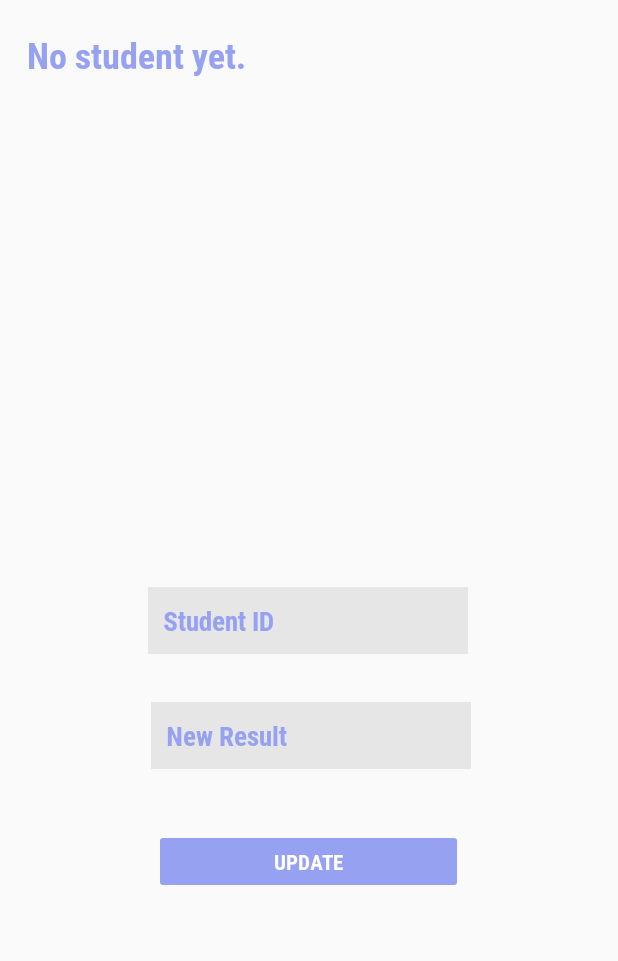
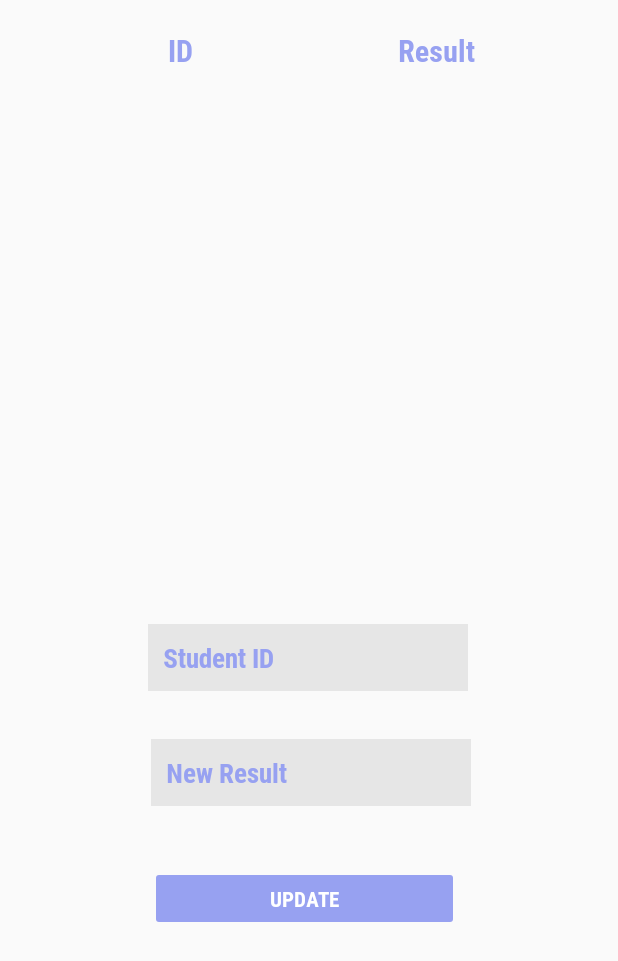
Before and after one commit to Sadikur240/Student_and_Teacher_Panel, an Android app: the TeacherUpdatingResult screen opened directly, with no data from a screen before it, on a phone screen of 412 x 824 dp. Shown: the top 961 px of the screen. Run offline under Robolectric (Android 15) with nearby library versions, the light colour scheme and no system bars; 1 statement that could not run was skipped.

Commit message:
First Commit

```diff
--- a/app/src/main/res/layout/activity_teacher_updating_result.xml
+++ b/app/src/main/res/layout/activity_teacher_updating_result.xml
@@ -5,37 +5,6 @@
     android:layout_width="match_parent"
     android:layout_height="match_parent"
     tools:context=".TeacherUpdatingResult">
-
-    <ScrollView
-        android:id="@+id/scrollView2"
-        android:layout_width="396dp"
-        android:layout_height="339dp"
-        android:layout_marginStart="20dp"
-        android:layout_marginTop="20dp"
-        android:layout_marginEnd="20dp"
-        app:layout_constraintEnd_toEndOf="parent"
-        app:layout_constraintStart_toStartOf="parent"
-        app:layout_constraintTop_toTopOf="parent">
-
-        <LinearLayout
-            android:layout_width="match_parent"
-            android:layout_height="wrap_content"
-            android:orientation="vertical">
-
-            <TextView
-                android:id="@+id/tUpdatingResultText"
-                android:layout_width="match_parent"
-                android:layout_height="wrap_content"
-                android:layout_marginStart="10dp"
-                android:layout_marginEnd="10dp"
-                android:fontFamily="@font/robotocondensedbold"
-                android:text=""
-                android:textColor="#97a1f1"
-                android:textSize="24sp"
-
-                />
-        </LinearLayout>
-    </ScrollView>
 
     <Button
         android:id="@+id/tUpdatingResultButton"
@@ -47,10 +16,12 @@
         android:text="update"
         android:textColor="@color/white"
         android:textStyle="bold"
+        app:layout_constraintBottom_toBottomOf="parent"
         app:layout_constraintEnd_toEndOf="parent"
-        app:layout_constraintHorizontal_bias="0.497"
+        app:layout_constraintHorizontal_bias="0.487"
         app:layout_constraintStart_toStartOf="parent"
-        app:layout_constraintTop_toBottomOf="@+id/tUpdatingResultNewResult" />
+        app:layout_constraintTop_toBottomOf="@+id/tUpdatingResultNewResult"
+        app:layout_constraintVertical_bias="0.0" />
 
     <EditText
         android:id="@+id/tUpdatingResultStudentId"
@@ -61,16 +32,16 @@
         android:ems="10"
         android:fontFamily="@font/robotocondensedbold"
         android:hint="Student ID"
+        android:inputType="number"
         android:paddingStart="10dp"
         android:paddingTop="10dp"
         android:paddingEnd="10dp"
         android:paddingBottom="10dp"
         android:textColorHint="#97a1f1"
-        android:inputType="number"
         app:layout_constraintEnd_toEndOf="parent"
         app:layout_constraintHorizontal_bias="0.497"
         app:layout_constraintStart_toStartOf="parent"
-        app:layout_constraintTop_toBottomOf="@+id/scrollView2" />
+        app:layout_constraintTop_toBottomOf="@+id/recyclerView" />
 
     <EditText
         android:id="@+id/tUpdatingResultNewResult"
@@ -91,4 +62,50 @@
         app:layout_constraintHorizontal_bias="0.507"
         app:layout_constraintStart_toStartOf="parent"
         app:layout_constraintTop_toBottomOf="@+id/tUpdatingResultStudentId" />
+
+    <androidx.recyclerview.widget.RecyclerView
+        android:id="@+id/recyclerView"
+        android:layout_width="match_parent"
+        android:layout_height="320dp"
+        android:nestedScrollingEnabled="true"
+        android:layout_marginStart="10dp"
+        android:layout_marginTop="44dp"
+        android:layout_marginEnd="10dp"
+        app:layout_constraintEnd_toEndOf="parent"
+        app:layout_constraintHorizontal_bias="0.0"
+        app:layout_constraintStart_toStartOf="parent"
+        app:layout_constraintTop_toTopOf="@id/textView4" />
+
+    <TextView
+        android:id="@+id/textView3"
+        android:layout_width="105dp"
+        android:layout_height="33dp"
+        android:layout_marginStart="112dp"
+        android:layout_marginTop="20dp"
+        android:fontFamily="@font/robotocondensedbold"
+        android:text="ID"
+        android:textColor="#97a1f1"
+        android:textSize="20sp"
+        android:textStyle="bold"
+        app:layout_constraintStart_toStartOf="parent"
+        app:layout_constraintTop_toTopOf="parent" />
+
+    <TextView
+        android:id="@+id/textView4"
+        android:layout_width="105dp"
+        android:layout_height="33dp"
+        android:layout_marginStart="80dp"
+        android:layout_marginTop="20dp"
+        android:layout_marginEnd="49dp"
+        android:fontFamily="@font/robotocondensedbold"
+        android:text="Result"
+        android:textColor="#97a1f1"
+        android:textSize="20sp"
+        android:textStyle="bold"
+        app:layout_constraintBottom_toBottomOf="@+id/textView3"
+        app:layout_constraintEnd_toEndOf="parent"
+        app:layout_constraintHorizontal_bias="0.8"
+        app:layout_constraintStart_toEndOf="@+id/textView3"
+        app:layout_constraintTop_toTopOf="parent"
+        app:layout_constraintVertical_bias="0.0" />
 </androidx.constraintlayout.widget.ConstraintLayout>
--- a/build.gradle
+++ b/build.gradle
@@ -1,7 +1,7 @@
 // Top-level build file where you can add configuration options common to all sub-projects/modules.
 plugins {
-    id 'com.android.application' version '7.1.3' apply false
-    id 'com.android.library' version '7.1.3' apply false
+    id 'com.android.application' version '7.2.1' apply false
+    id 'com.android.library' version '7.2.1' apply false
 }
 
 task clean(type: Delete) {
```
Also changed, not shown: app/src/main/java/com/example/studentandteacherpanel/TeacherUpdatingResult.java (+29 -13 lines), gradle/wrapper/gradle-wrapper.properties.
